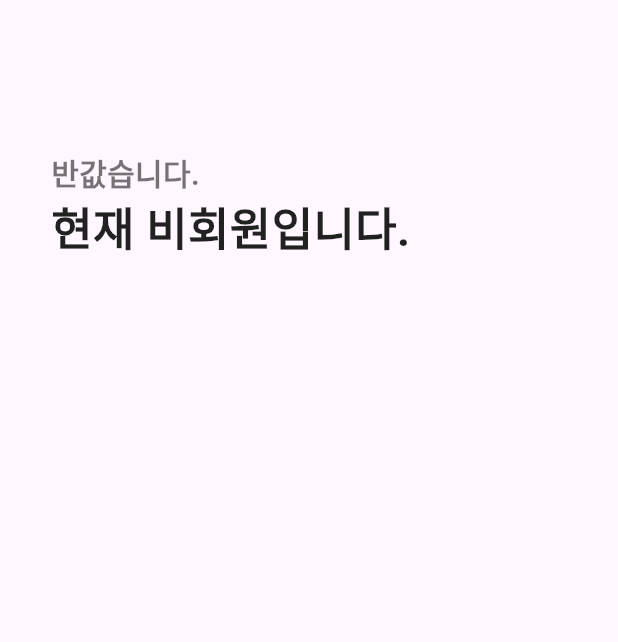
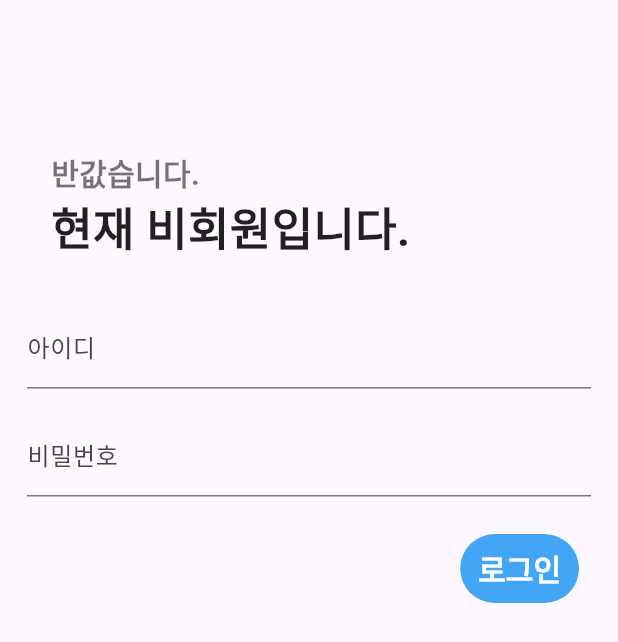
Before and after one commit to yunsi13/finally_app, a Flutter app: the AcountPage screen opened directly, on a phone screen of 412 x 824 dp. Shown: the top 642 px of the screen. Run offline on Flutter 3.47's test engine with Material 3 defaults, Android fonts, the phone set to English and light mode, and no system bars.

Commit message:
login added

```diff
--- a/lib/AccountPage.dart
+++ b/lib/AccountPage.dart
@@ -24,7 +24,37 @@ class AcountPage extends StatelessWidget {
               ),),
             ),
             SizedBox(height: 20,),
-            Text(''),
+            Padding(
+              padding: const EdgeInsets.all(8.0),
+              child: TextField(decoration: InputDecoration(
+                labelText: '아이디',
+              ),),
+            ),
+            Padding(
+              padding: const EdgeInsets.all(8.0),
+              child: TextField(decoration: InputDecoration(
+                labelText: '비밀번호',
+              ),),
+            ),
+            Row(
+              mainAxisAlignment: MainAxisAlignment.end,
+              children: [
+                Padding(
+                  padding: const EdgeInsets.all(16.0),
+                  child: TextButton(
+                    style: ButtonStyle(
+                      backgroundColor: MaterialStateProperty.all(Colors.blue[400]),
+                      foregroundColor: MaterialStateProperty.all(Colors.white),
+                      textStyle: MaterialStateProperty.all(TextStyle(
+                          fontSize: 20,
+                          fontWeight: FontWeight.bold),),
+                    ),
+                    onPressed: (){},
+                    child: Text('로그인'),
+                  ),
+                ),
+              ],
+            ),
           ],
         ),
       ),
--- a/lib/WhyFish.dart
+++ b/lib/WhyFish.dart
@@ -14,9 +14,11 @@ class WhyFish extends StatelessWidget {
       body: SingleChildScrollView(
         child: Column(
           children: [
-            Padding(
-              padding: const EdgeInsets.symmetric(horizontal: 24.0),
-              child: Image.asset('assets/whyfish.jpg', width: 200,),
+            Container(
+              child: Padding(
+                padding: const EdgeInsets.symmetric(horizontal: 24.0),
+                child: Image.asset('assets/whyfish.jpg', width: 200,),
+              ),
             ),
             SizedBox(height: 16,),
             Center(
@@ -33,6 +35,8 @@ class WhyFish extends StatelessWidget {
               ),),
             ),
             SizedBox(height: 20,),
+
+
           ],
         ),
       ),
```
